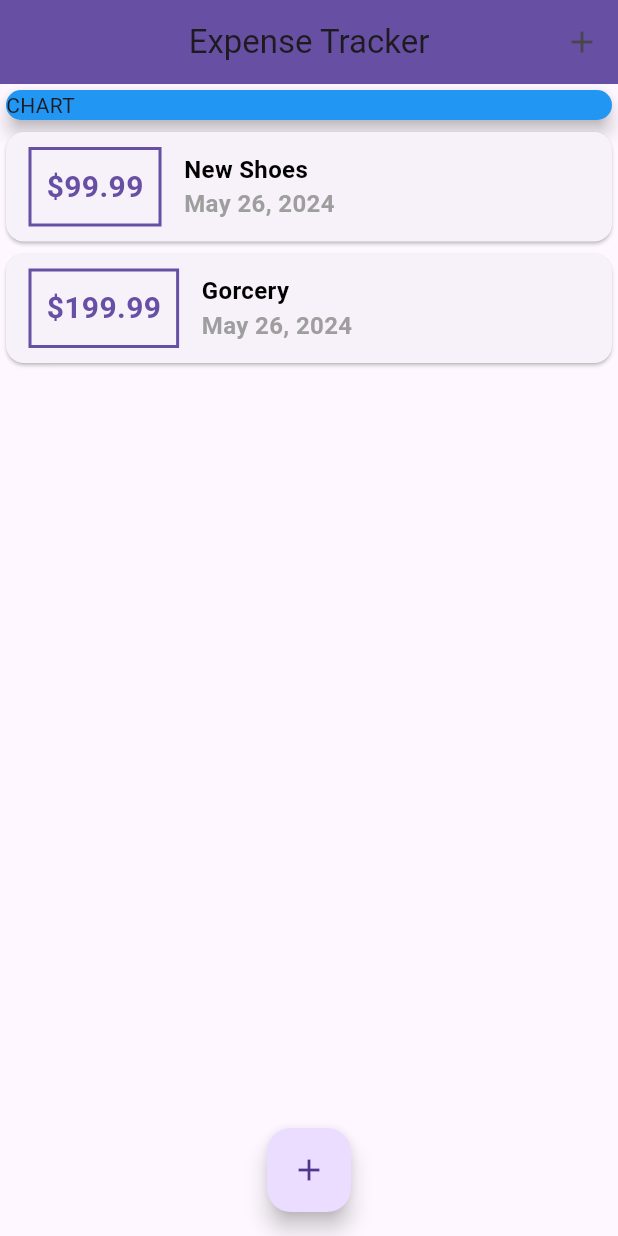
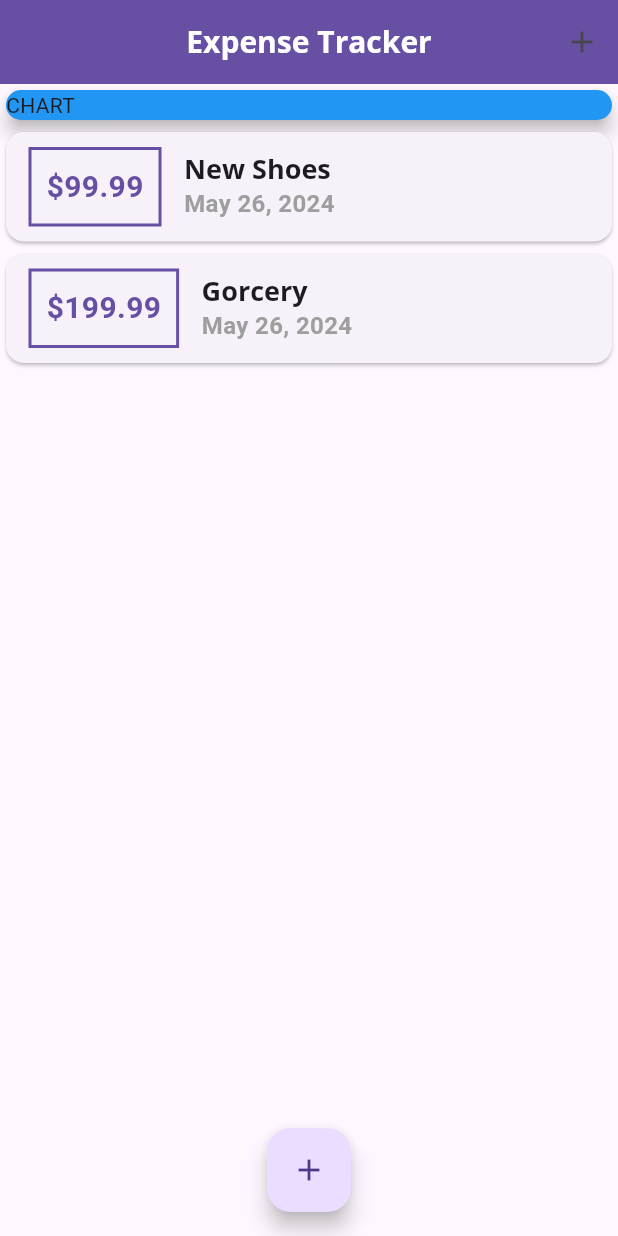
Before and after one commit to asadullah43/personal-expense-tracker, a Flutter app: the screen it shows after launch, on a phone screen of 412 x 824 dp. Run offline on Flutter 3.47's test engine with Material 3 defaults, Android fonts, the phone set to English and light mode, and no system bars.

Commit message:
theme updated

```diff
--- a/lib/main.dart
+++ b/lib/main.dart
@@ -18,9 +18,22 @@ class MyApp extends StatelessWidget {
       debugShowCheckedModeBanner: false,
       title: 'Personel Expenses',
       theme: ThemeData(
-
         primarySwatch: Colors.purple,
-
+        fontFamily: 'Quicksand',
+        appBarTheme: const AppBarTheme(
+          titleTextStyle: TextStyle(
+            fontFamily: 'OpenSans',
+            fontSize: 20,
+            fontWeight: FontWeight.bold
+          ),
+        ),
+        textTheme: ThemeData.light().textTheme.copyWith(
+              titleLarge: const TextStyle(
+                fontFamily: 'OpenSans',
+                fontSize: 18,
+                fontWeight: FontWeight.bold
+              ),
+            ),
       ),
       home: const MyHomePage(),
     );
@@ -77,7 +90,9 @@ class _MyHomePageState extends State<MyHomePage> {
     return Scaffold(
       appBar: AppBar(
         backgroundColor: Theme.of(context).primaryColor,
-        title: const Text('Expense Tracker'),
+        title: const Text(
+          'Expense Tracker',
+        ),
         centerTitle: true,
         actions: [
           IconButton(
--- a/lib/widgets/transaction_list.dart
+++ b/lib/widgets/transaction_list.dart
@@ -40,11 +40,7 @@ class TransactionList extends StatelessWidget {
                   children: [
                     Text(
                       transactions[index].title,
-                      style: const TextStyle(
-                        fontWeight: FontWeight.bold,
-                        fontSize: 16,
-                        color: Colors.black,
-                      ),
+                      style: Theme.of(context).textTheme.titleLarge,
                     ),
                     Text(
                       DateFormat.yMMMd().format(transactions[index].date),
```
Also changed, not shown: pubspec.yaml (+13 -12 lines), assets/fonts/OpenSans-Bold.ttf (added), assets/fonts/OpenSans-Regular.ttf (added), assets/fonts/Quicksand-Bold.ttf (added), assets/fonts/Quicksand-Light.ttf (added), assets/fonts/Quicksand-Medium.ttf (added), assets/fonts/Quicksand-Regular.ttf (added).
